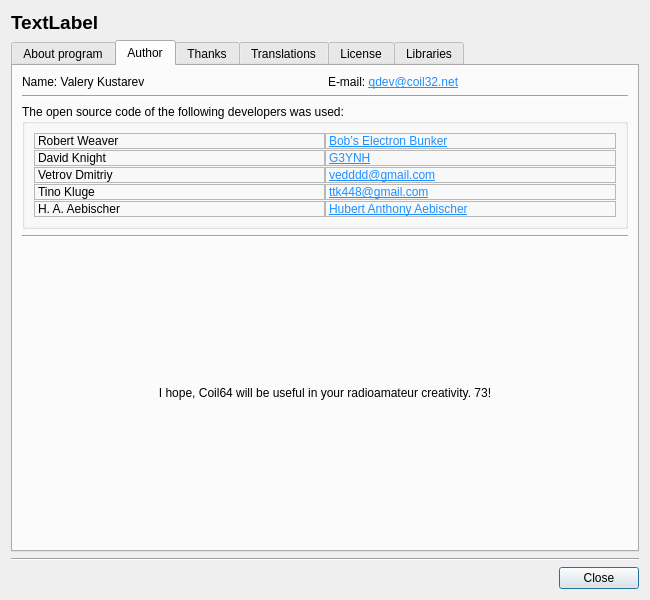
Old version of the form about.ui in the repository radioacoustick/Coil64.
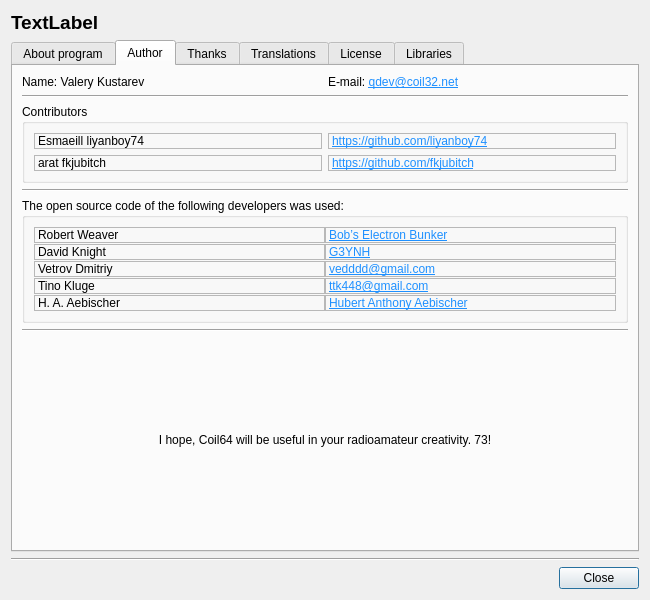
New version of the form. The open tabs and pages were chosen to show the change. Icons and pictures are not drawn.

The edit to the form file:
```diff
--- a/about.ui
+++ b/about.ui
@@ -219,6 +219,72 @@
              </item>
             </layout>
            </item>
+           <item>
+            <widget class="Line" name="line_10">
+             <property name="orientation">
+              <enum>Qt::Horizontal</enum>
+             </property>
+            </widget>
+           </item>
+           <item>
+            <widget class="QGroupBox" name="groupBox_2">
+             <property name="title">
+              <string>Contributors</string>
+             </property>
+             <layout class="QVBoxLayout" name="verticalLayout_10">
+              <item>
+               <layout class="QGridLayout" name="gridLayout">
+                <item row="0" column="1">
+                 <widget class="QLabel" name="label_23">
+                  <property name="frameShape">
+                   <enum>QFrame::StyledPanel</enum>
+                  </property>
+                  <property name="text">
+                   <string notr="true">&lt;a href=&quot;https://github.com/liyanboy74&quot;&gt;&lt;span style=&quot;text-decoration: underline; color:DodgerBlue;&quot;&gt;https://github.com/liyanboy74&lt;/span&gt;&lt;/a&gt;</string>
+                  </property>
+                  <property name="openExternalLinks">
+                   <bool>true</bool>
+                  </property>
+                 </widget>
+                </item>
+                <item row="0" column="0">
+                 <widget class="QLabel" name="label_22">
+                  <property name="frameShape">
+                   <enum>QFrame::StyledPanel</enum>
+                  </property>
+                  <property name="text">
+                   <string notr="true">Esmaeill liyanboy74</string>
+                  </property>
+                 </widget>
+                </item>
+                <item row="1" column="0">
+                 <widget class="QLabel" name="label_24">
+                  <property name="frameShape">
+                   <enum>QFrame::StyledPanel</enum>
+                  </property>
+                  <property name="text">
+                   <string notr="true">arat fkjubitch</string>
+                  </property>
+                 </widget>
+                </item>
+                <item row="1" column="1">
+                 <widget class="QLabel" name="label_32">
+                  <property name="frameShape">
+                   <enum>QFrame::StyledPanel</enum>
+                  </property>
+                  <property name="text">
+                   <string notr="true">&lt;a href=&quot;https://github.com/fkjubitch&quot;&gt;&lt;span style=&quot;text-decoration: underline; color:DodgerBlue;&quot;&gt;https://github.com/fkjubitch&lt;/span&gt;&lt;/a&gt;</string>
+                  </property>
+                  <property name="openExternalLinks">
+                   <bool>true</bool>
+                  </property>
+                 </widget>
+                </item>
+               </layout>
+              </item>
+             </layout>
+            </widget>
+           </item>
            <item>
             <widget class="Line" name="line_9">
              <property name="orientation">
```
Left out of the diff: 62 changed lines with no effect on the pictures.
